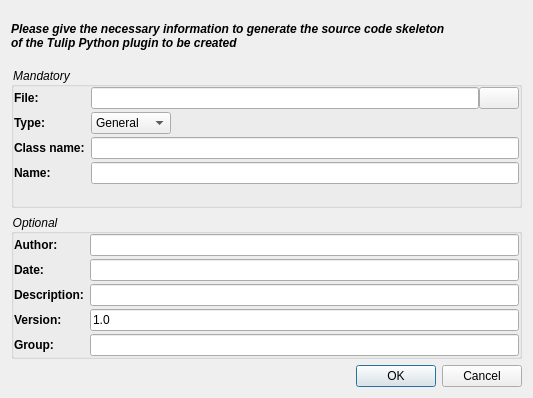
Tulip-Dev/tulip, file library/tulip-python/designer/PythonPluginCreationDialog.ui: the form before one commit.
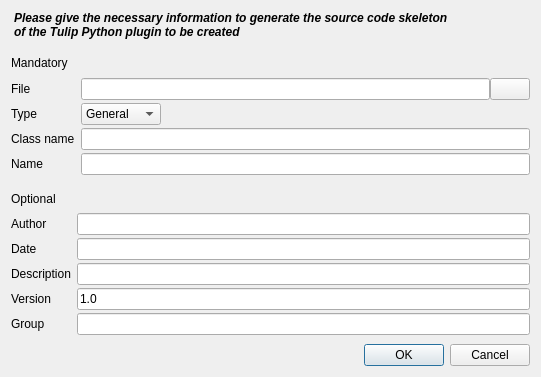
The form after the commit. Icons and pictures are not drawn.

Commit message: End of QGroupBox replacement + ui homogenization

Patch:
```diff
--- a/library/tulip-python/designer/PythonPluginCreationDialog.ui
+++ b/library/tulip-python/designer/PythonPluginCreationDialog.ui
@@ -9,23 +9,17 @@
    <rect>
     <x>0</x>
     <y>0</y>
-    <width>533</width>
-    <height>398</height>
+    <width>541</width>
+    <height>377</height>
    </rect>
   </property>
   <property name="windowTitle">
    <string>Tulip Python plugin creation</string>
   </property>
-  <property name="styleSheet">
-   <string notr="true">QLabel {
-font: bold;
-}
-QGroupBox {
-font: italic;
-}
-</string>
-  </property>
   <layout class="QVBoxLayout" name="verticalLayout">
+   <property name="spacing">
+    <number>0</number>
+   </property>
    <item>
     <widget class="QLabel" name="label_10">
      <property name="maximumSize">
@@ -34,16 +28,29 @@
        <height>50</height>
       </size>
      </property>
+     <property name="styleSheet">
+      <string notr="true">margin-bottom: 9px</string>
+     </property>
+     <property name="frameShape">
+      <enum>QFrame::NoFrame</enum>
+     </property>
      <property name="text">
       <string>&lt;b&gt;&lt;i&gt;Please give the necessary information to generate the source code skeleton&lt;br/&gt; of the Tulip Python plugin to be created&lt;/i&gt;&lt;/b&gt;</string>
      </property>
     </widget>
    </item>
    <item>
-    <widget class="QGroupBox" name="groupBox">
-     <property name="title">
+    <widget class="QLabel" name="label_11">
+     <property name="text">
       <string>Mandatory</string>
      </property>
+     <property name="groupTitle" stdset="0">
+      <bool>true</bool>
+     </property>
+    </widget>
+   </item>
+   <item>
+    <widget class="QFrame" name="frame">
      <layout class="QFormLayout" name="formLayout_2">
       <property name="fieldGrowthPolicy">
        <enum>QFormLayout::ExpandingFieldsGrow</enum>
@@ -51,16 +58,25 @@
       <property name="verticalSpacing">
        <number>3</number>
       </property>
-      <property name="margin">
+      <property name="leftMargin">
        <number>0</number>
       </property>
+      <property name="topMargin">
+       <number>0</number>
+      </property>
+      <property name="rightMargin">
+       <number>0</number>
+      </property>
+      <property name="bottomMargin">
+       <number>9</number>
+      </property>
       <item row="0" column="0">
        <widget class="QLabel" name="label">
         <property name="toolTip">
          <string notr="true">the path of the file where the plugin source code will be saved</string>
         </property>
         <property name="text">
-         <string>File: </string>
+         <string>File</string>
         </property>
        </widget>
       </item>
@@ -93,7 +109,7 @@
          <string notr="true">The type of plugin to create</string>
         </property>
         <property name="text">
-         <string>Type: </string>
+         <string>Type</string>
         </property>
        </widget>
       </item>
@@ -154,7 +170,7 @@
 &lt;/ul&gt;&lt;/body&gt;&lt;/html&gt;</string>
         </property>
         <property name="text">
-         <string>Class name:</string>
+         <string>Class name</string>
         </property>
        </widget>
       </item>
@@ -175,7 +191,7 @@
          <string notr="true">The name of the plugin as it will be displayed in the GUI</string>
         </property>
         <property name="text">
-         <string>Name:</string>
+         <string>Name</string>
         </property>
        </widget>
       </item>
@@ -190,24 +206,40 @@
     </widget>
    </item>
    <item>
-    <widget class="QGroupBox" name="groupBox_2">
-     <property name="title">
+    <widget class="QLabel" name="label_12">
+     <property name="text">
       <string>Optional</string>
      </property>
+     <property name="groupTitle" stdset="0">
+      <bool>true</bool>
+     </property>
+    </widget>
+   </item>
+   <item>
+    <widget class="QFrame" name="frame_2">
      <layout class="QFormLayout" name="formLayout">
       <property name="verticalSpacing">
        <number>3</number>
       </property>
-      <property name="margin">
+      <property name="leftMargin">
        <number>0</number>
       </property>
+      <property name="topMargin">
+       <number>0</number>
+      </property>
+      <property name="rightMargin">
+       <number>0</number>
+      </property>
+      <property name="bottomMargin">
+       <number>9</number>
+      </property>
       <item row="0" column="0">
        <widget class="QLabel" name="label_5">
         <property name="toolTip">
          <string notr="true">The name of the plugin's author</string>
         </property>
         <property name="text">
-         <string>Author:</string>
+         <string>Author</string>
         </property>
        </widget>
       </item>
@@ -224,7 +256,7 @@
          <string notr="true">The creation date of the plugin</string>
         </property>
         <property name="text">
-         <string>Date:</string>
+         <string>Date</string>
         </property>
        </widget>
       </item>
@@ -241,7 +273,7 @@
          <string>Some information about the plugin that will be displayed in the GUI to facilitate user choice</string>
         </property>
         <property name="text">
-         <string>Description:</string>
+         <string>Description</string>
         </property>
        </widget>
       </item>
@@ -258,7 +290,7 @@
          <string>The version number of the plugin</string>
         </property>
         <property name="text">
-         <string>Version:</string>
+         <string>Version</string>
         </property>
        </widget>
       </item>
@@ -278,7 +310,7 @@
          <string>The group (a kind of sub-menu) in which the plugin will be added in the list of plugins displayed in the GUI</string>
         </property>
         <property name="text">
-         <string>Group: </string>
+         <string>Group</string>
         </property>
        </widget>
       </item>
```
Left out of the diff: 4 changed lines with no effect on the pictures. The commit also changes 30 other files.
